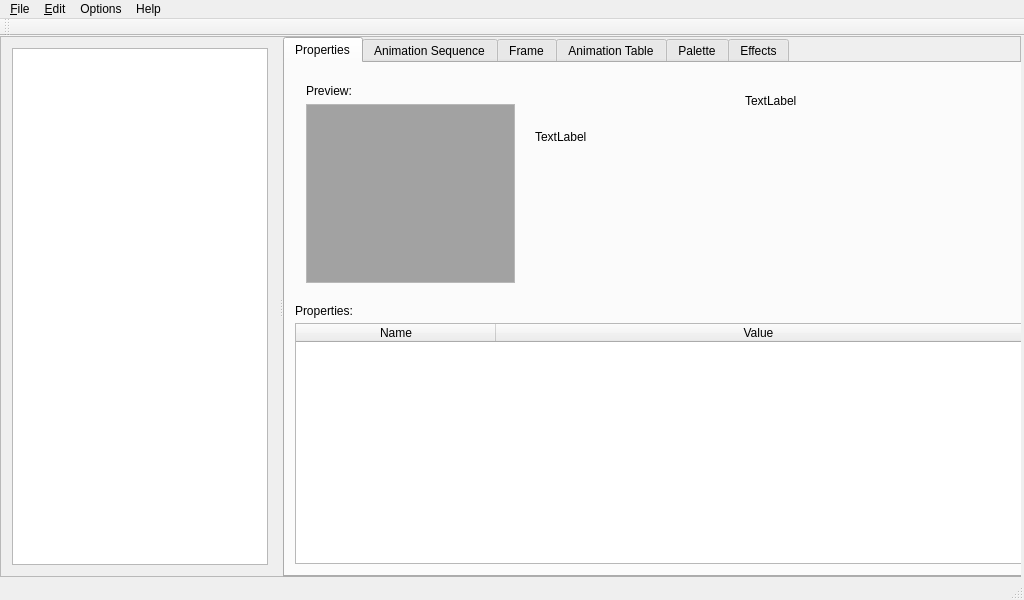
Old version of the form mainwindow.ui in the repository PsyCommando/ppmdu_spriteeditor.
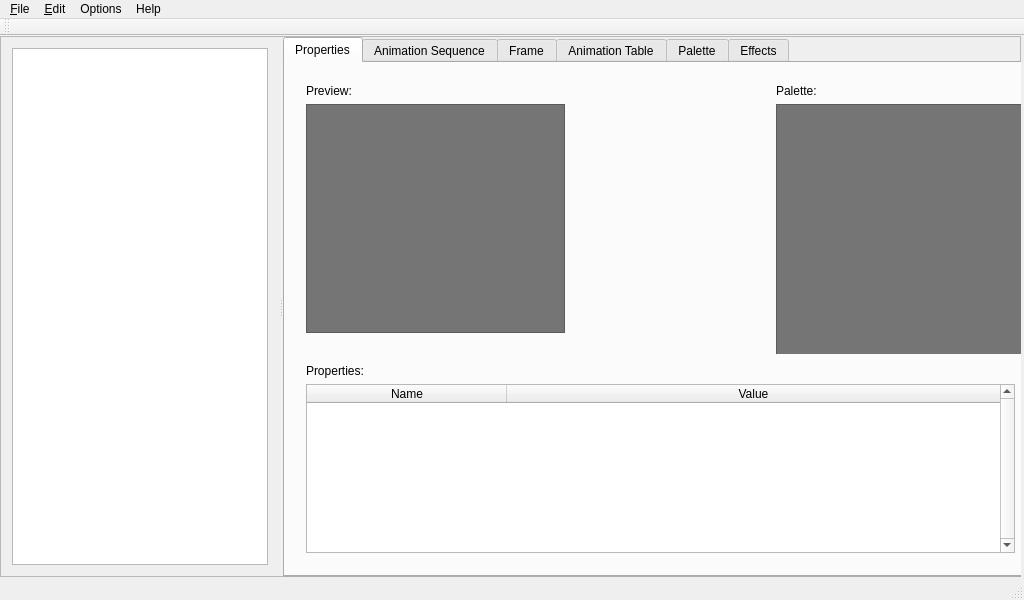
New version of the form.

Commit message: Sprite preview now mostly works. Still need to implement decompression, writing, editing, and support all sprite types.

```diff
--- a/mainwindow.ui
+++ b/mainwindow.ui
@@ -117,99 +117,13 @@
       <attribute name="title">
        <string>Properties</string>
       </attribute>
-      <widget class="QTableWidget" name="tblProperties">
+      <widget class="QWidget" name="layoutWidget">
        <property name="geometry">
         <rect>
          <x>10</x>
-         <y>260</y>
-         <width>741</width>
-         <height>241</height>
-        </rect>
-       </property>
-       <property name="minimumSize">
-        <size>
-         <width>0</width>
-         <height>0</height>
-        </size>
-       </property>
-       <property name="verticalScrollBarPolicy">
-        <enum>Qt::ScrollBarAlwaysOn</enum>
-       </property>
-       <property name="selectionBehavior">
-        <enum>QAbstractItemView::SelectRows</enum>
-       </property>
-       <attribute name="horizontalHeaderCascadingSectionResizes">
-        <bool>true</bool>
-       </attribute>
-       <attribute name="horizontalHeaderDefaultSectionSize">
-        <number>200</number>
-       </attribute>
-       <attribute name="horizontalHeaderStretchLastSection">
-        <bool>true</bool>
-       </attribute>
-       <column>
-        <property name="text">
-         <string>Name</string>
-        </property>
-       </column>
-       <column>
-        <property name="text">
-         <string>Value</string>
-        </property>
-       </column>
-      </widget>
-      <widget class="QLabel" name="label_6">
-       <property name="geometry">
-        <rect>
-         <x>10</x>
-         <y>240</y>
-         <width>61</width>
-         <height>16</height>
-        </rect>
-       </property>
-       <property name="text">
-        <string>Properties:</string>
-       </property>
-      </widget>
-      <widget class="QLabel" name="lbl_testpreview">
-       <property name="geometry">
-        <rect>
-         <x>250</x>
          <y>10</y>
-         <width>128</width>
-         <height>128</height>
-        </rect>
-       </property>
-       <property name="text">
-        <string>TextLabel</string>
-       </property>
-       <property name="scaledContents">
-        <bool>true</bool>
-       </property>
-      </widget>
-      <widget class="QLabel" name="lbl_test_palette">
-       <property name="geometry">
-        <rect>
-         <x>460</x>
-         <y>30</y>
-         <width>256</width>
-         <height>16</height>
-        </rect>
-       </property>
-       <property name="text">
-        <string>TextLabel</string>
-       </property>
-       <property name="scaledContents">
-        <bool>true</bool>
-       </property>
-      </widget>
-      <widget class="QWidget" name="">
-       <property name="geometry">
-        <rect>
-         <x>10</x>
-         <y>10</y>
-         <width>231</width>
-         <height>221</height>
+         <width>281</width>
+         <height>271</height>
         </rect>
        </property>
        <layout class="QVBoxLayout" name="verticalLayout">
@@ -221,64 +135,262 @@
          </widget>
         </item>
         <item>
-         <widget class="QGraphicsView" name="gvPropPreviewSprite">
+         <widget class="QLabel" name="lblPropPreview">
+          <property name="sizePolicy">
+           <sizepolicy hsizetype="Expanding" vsizetype="Expanding">
+            <horstretch>0</horstretch>
+            <verstretch>0</verstretch>
+           </sizepolicy>
+          </property>
           <property name="palette">
            <palette>
             <active>
              <colorrole role="Base">
               <brush brushstyle="SolidPattern">
                <color alpha="255">
-                <red>162</red>
-                <green>162</green>
-                <blue>162</blue>
+                <red>177</red>
+                <green>177</green>
+                <blue>177</blue>
                </color>
               </brush>
              </colorrole>
+             <colorrole role="Window">
+              <brush brushstyle="SolidPattern">
+               <color alpha="255">
+                <red>117</red>
+                <green>117</green>
+                <blue>117</blue>
+               </color>
+              </brush>
+             </colorrole>
             </active>
             <inactive>
              <colorrole role="Base">
               <brush brushstyle="SolidPattern">
                <color alpha="255">
-                <red>162</red>
-                <green>162</green>
-                <blue>162</blue>
+                <red>177</red>
+                <green>177</green>
+                <blue>177</blue>
                </color>
               </brush>
              </colorrole>
+             <colorrole role="Window">
+              <brush brushstyle="SolidPattern">
+               <color alpha="255">
+                <red>117</red>
+                <green>117</green>
+                <blue>117</blue>
+               </color>
+              </brush>
+             </colorrole>
             </inactive>
             <disabled>
              <colorrole role="Base">
               <brush brushstyle="SolidPattern">
                <color alpha="255">
-                <red>240</red>
-                <green>240</green>
-                <blue>240</blue>
+                <red>117</red>
+                <green>117</green>
+                <blue>117</blue>
                </color>
               </brush>
              </colorrole>
+             <colorrole role="Window">
+              <brush brushstyle="SolidPattern">
+               <color alpha="255">
+                <red>117</red>
+                <green>117</green>
+                <blue>117</blue>
+               </color>
+              </brush>
+             </colorrole>
             </disabled>
            </palette>
           </property>
           <property name="autoFillBackground">
            <bool>true</bool>
           </property>
-          <property name="backgroundBrush">
-           <brush brushstyle="SolidPattern">
-            <color alpha="255">
-             <red>0</red>
-             <green>0</green>
-             <blue>0</blue>
-            </color>
-           </brush>
+          <property name="frameShape">
+           <enum>QFrame::StyledPanel</enum>
           </property>
-          <property name="foregroundBrush">
-           <brush brushstyle="SolidPattern">
-            <color alpha="255">
-             <red>0</red>
-             <green>0</green>
-             <blue>0</blue>
-            </color>
-           </brush>
+          <property name="frameShadow">
+           <enum>QFrame::Sunken</enum>
+          </property>
+          <property name="text">
+           <string notr="true"/>
+          </property>
+          <property name="scaledContents">
+           <bool>false</bool>
+          </property>
+          <property name="textInteractionFlags">
+           <set>Qt::NoTextInteraction</set>
+          </property>
+         </widget>
+        </item>
+       </layout>
+      </widget>
+      <widget class="QWidget" name="layoutWidget">
+       <property name="geometry">
+        <rect>
+         <x>10</x>
+         <y>290</y>
+         <width>731</width>
+         <height>211</height>
+        </rect>
+       </property>
+       <layout class="QVBoxLayout" name="verticalLayout_9">
+        <item>
+         <widget class="QLabel" name="label_6">
+          <property name="text">
+           <string>Properties:</string>
+          </property>
+         </widget>
+        </item>
+        <item>
+         <widget class="QTableWidget" name="tblProperties">
+          <property name="minimumSize">
+           <size>
+            <width>0</width>
+            <height>0</height>
+           </size>
+          </property>
+          <property name="verticalScrollBarPolicy">
+           <enum>Qt::ScrollBarAlwaysOn</enum>
+          </property>
+          <property name="selectionBehavior">
+           <enum>QAbstractItemView::SelectRows</enum>
+          </property>
+          <attribute name="horizontalHeaderCascadingSectionResizes">
+           <bool>true</bool>
+          </attribute>
+          <attribute name="horizontalHeaderDefaultSectionSize">
+           <number>200</number>
+          </attribute>
+          <attribute name="horizontalHeaderStretchLastSection">
+           <bool>true</bool>
+          </attribute>
+          <column>
+           <property name="text">
+            <string>Name</string>
+           </property>
+          </column>
+          <column>
+           <property name="text">
+            <string>Value</string>
+           </property>
+          </column>
+         </widget>
+        </item>
+       </layout>
+      </widget>
+      <widget class="QWidget" name="layoutWidget">
+       <property name="geometry">
+        <rect>
+         <x>480</x>
+         <y>10</y>
+         <width>261</width>
+         <height>281</height>
+        </rect>
+       </property>
+       <layout class="QVBoxLayout" name="verticalLayout_10">
+        <item>
+         <widget class="QLabel" name="label_12">
+          <property name="text">
+           <string>Palette:</string>
+          </property>
+         </widget>
+        </item>
+        <item>
+         <widget class="QLabel" name="lbl_test_palette">
+          <property name="sizePolicy">
+           <sizepolicy hsizetype="Expanding" vsizetype="Expanding">
+            <horstretch>0</horstretch>
+            <verstretch>0</verstretch>
+           </sizepolicy>
+          </property>
+          <property name="minimumSize">
+           <size>
+            <width>256</width>
+            <height>256</height>
+           </size>
+          </property>
+          <property name="palette">
+           <palette>
+            <active>
+             <colorrole role="Base">
+              <brush brushstyle="SolidPattern">
+               <color alpha="255">
+                <red>255</red>
+                <green>255</green>
+                <blue>255</blue>
+               </color>
+              </brush>
+             </colorrole>
+             <colorrole role="Window">
+              <brush brushstyle="SolidPattern">
+               <color alpha="255">
+                <red>117</red>
+                <green>117</green>
+                <blue>117</blue>
+               </color>
+              </brush>
+             </colorrole>
+            </active>
+            <inactive>
+             <colorrole role="Base">
+              <brush brushstyle="SolidPattern">
+               <color alpha="255">
+                <red>255</red>
+                <green>255</green>
+                <blue>255</blue>
+               </color>
+              </brush>
+             </colorrole>
+             <colorrole role="Window">
+              <brush brushstyle="SolidPattern">
+               <color alpha="255">
+                <red>117</red>
+                <green>117</green>
+                <blue>117</blue>
+               </color>
+              </brush>
+             </colorrole>
+            </inactive>
+            <disabled>
+             <colorrole role="Base">
+              <brush brushstyle="SolidPattern">
+               <color alpha="255">
+                <red>117</red>
+                <green>117</green>
+                <blue>117</blue>
+               </color>
+              </brush>
+             </colorrole>
+             <colorrole role="Window">
+              <brush brushstyle="SolidPattern">
+               <color alpha="255">
+                <red>117</red>
+                <green>117</green>
+                <blue>117</blue>
+               </color>
+              </brush>
+             </colorrole>
+            </disabled>
+           </palette>
+          </property>
+          <property name="autoFillBackground">
+           <bool>true</bool>
+          </property>
+          <property name="frameShape">
+           <enum>QFrame::StyledPanel</enum>
+          </property>
+          <property name="frameShadow">
+           <enum>QFrame::Sunken</enum>
+          </property>
+          <property name="text">
+           <string notr="true"/>
+          </property>
+          <property name="scaledContents">
+           <bool>false</bool>
           </property>
          </widget>
         </item>
```
Left out of the diff: 17 changed lines with no effect on the pictures. The commit also changes 9 other files.
